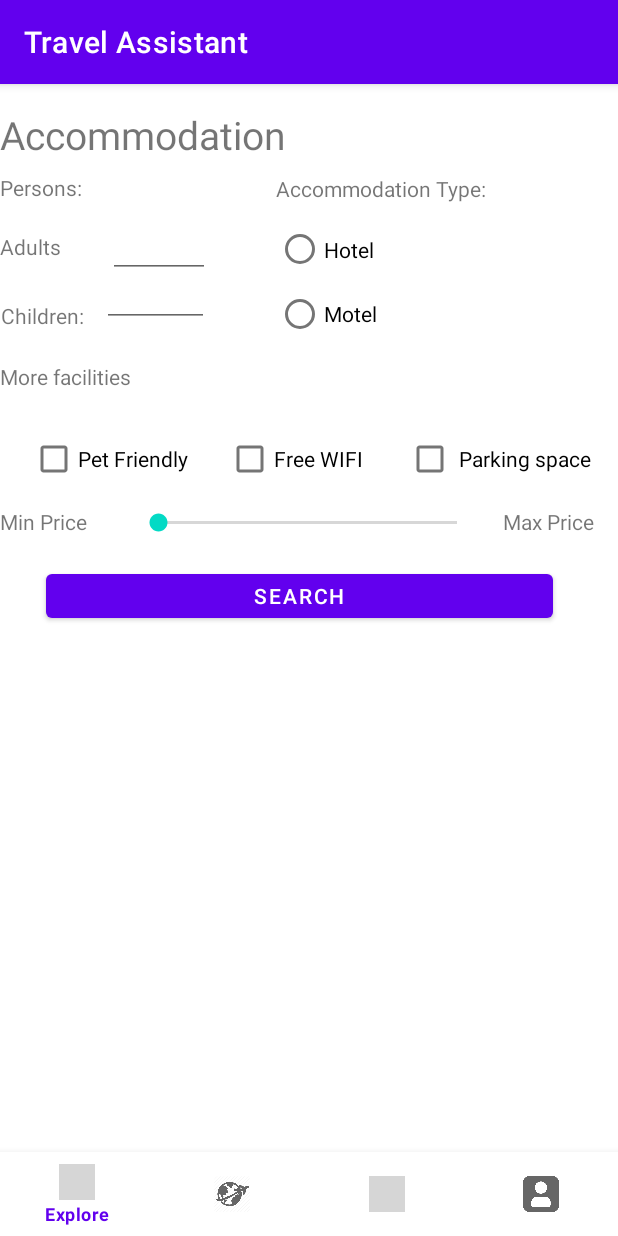
After one commit to iuliandreea/UID2021_TravelAssistant, an Android app: the AccommodationFragment screen opened through its navigation route, on a phone screen of 412 x 824 dp. The commit adds this screen. Run offline under Robolectric (Android 15) with nearby library versions, the phone set to English and light mode, and no system bars; our stand-ins replace navigation-ui; grey boxes are pictures that could not be loaded.

Commit message:
transform activity to fragment

```diff
--- a/app/build.gradle
+++ b/app/build.gradle
@@ -39,6 +39,7 @@ dependencies {
     implementation 'androidx.constraintlayout:constraintlayout:2.1.1'
     implementation 'androidx.navigation:navigation-fragment-ktx:2.3.5'
     implementation 'androidx.navigation:navigation-ui-ktx:2.3.5'
+    implementation 'androidx.legacy:legacy-support-v4:1.0.0'
     testImplementation 'junit:junit:4.+'
     androidTestImplementation 'androidx.test.ext:junit:1.1.3'
     androidTestImplementation 'androidx.test.espresso:espresso-core:3.4.0'
--- a/app/src/main/java/com/example/travelassistant/Accommodation.kt
+++ b/app/src/main/java/com/example/travelassistant/Accommodation.kt
@@ -1,10 +1,14 @@
 package com.example.travelassistant
+
+import androidx.annotation.DrawableRes
 
 data class Accommodation(
     var id: String,
     var name: String,
     var address: String,
-    var price: Int,
+    var price: String,
     var contact: String,
+    @DrawableRes
+    var image: Int,
 ) {
 }
--- /dev/null
+++ b/app/src/main/java/com/example/travelassistant/AccommodationFragment.kt
@@ -0,0 +1,129 @@
+package com.example.travelassistant
+
+import android.app.AlertDialog
+import android.content.DialogInterface
+import android.os.Bundle
+import android.view.LayoutInflater
+import android.view.View
+import android.view.ViewGroup
+import android.widget.Button
+import android.widget.EditText
+import androidx.fragment.app.Fragment
+import androidx.recyclerview.widget.LinearLayoutManager
+import androidx.recyclerview.widget.RecyclerView
+
+// TODO: Rename parameter arguments, choose names that match
+// the fragment initialization parameters, e.g. ARG_ITEM_NUMBER
+private const val ARG_PARAM1 = "param1"
+private const val ARG_PARAM2 = "param2"
+
+/**
+ * A simple [Fragment] subclass.
+ * Use the [AccommodationFragment.newInstance] factory method to
+ * create an instance of this fragment.
+ */
+class AccommodationFragment : Fragment() {
+
+    override fun onCreateView(
+        inflater: LayoutInflater, container: ViewGroup?,
+        savedInstanceState: Bundle?
+    ): View? {
+
+        val views = inflater.inflate(R.layout.fragment_accommodation, container, false)
+        val btSearch: Button = views.findViewById(R.id.button5)
+        val noAdults: EditText = views.findViewById(R.id.editTextNumber3)
+
+        val recyclerView: RecyclerView = views.findViewById(R.id.hotel_recycler)
+        recyclerView.visibility = View.INVISIBLE
+
+        val context = context
+        val recyclerAdapter: HotelRecyclerAdapter = HotelRecyclerAdapter(context)
+        recyclerView.adapter = recyclerAdapter
+        val listOfItems: List<Accommodation> =
+            listOf(
+                Accommodation(
+                    "1",
+                    "Hotel Harvey",
+                    "Hotel Harvey 7 Bis Rue du Debarcadère Paris 75017 France",
+                    "156",
+                    "+33 1 55 37 20 00",
+                    R.drawable.hotel1
+                ),
+                Accommodation(
+                    "2",
+                    "Hotel de Londres Eiffel",
+                    "1 rue Augereau, 75007 Paris France",
+                    "230",
+                    "+33 1 86 76 69 02",
+                    R.drawable.hotel2
+                ),
+                Accommodation(
+                    "3",
+                    "The Hoxton",
+                    "30-32 Rue du Sentier, 75002 Paris France",
+                    "320",
+                    "+33 1 86 76 69 02",
+                    R.drawable.hotel3
+                ),
+                Accommodation(
+                    "4",
+                    "Hotel Soft",
+                    "52 B rue des Vinaigriers, 75010 Paris France",
+                    "100",
+                    "+33 1 55 37 20 00",
+                    R.drawable.hotel4
+                )
+            )
+        recyclerAdapter.setHotelsListItems(listOfItems)
+        recyclerView.layoutManager = LinearLayoutManager(activity);
+        btSearch.setOnClickListener {
+            if (!noAdults.text.toString().equals("")) {
+                recyclerView.visibility = View.VISIBLE
+            } else {
+
+                displayErrorMessage("Set the number of persons!")
+            }
+        }
+        return views
+
+
+    }
+
+    fun displayErrorMessage(message: String) {
+        val dialogClickListener =
+            DialogInterface.OnClickListener { dialog, which ->
+                when (which) {
+                    DialogInterface.BUTTON_POSITIVE -> {
+                    }
+                    DialogInterface.BUTTON_NEGATIVE -> {
+
+                    }
+                }
+            }
+        println(message)
+        val builder: AlertDialog.Builder = AlertDialog.Builder(context)
+        builder.setMessage(message)
+            .setPositiveButton("OK", dialogClickListener)
+            .show()
+    }
+
+    companion object {
+        /**
+         * Use this factory method to create a new instance of
+         * this fragment using the provided parameters.
+         *
+         * @param param1 Parameter 1.
+         * @param param2 Parameter 2.
+         * @return A new instance of fragment AccommodationFragment.
+         */
+        // TODO: Rename and change types and number of parameters
+        @JvmStatic
+        fun newInstance(param1: String, param2: String) =
+            AccommodationFragment().apply {
+                arguments = Bundle().apply {
+                    putString(ARG_PARAM1, param1)
+                    putString(ARG_PARAM2, param2)
+                }
+            }
+    }
+}
--- /dev/null
+++ b/app/src/main/java/com/example/travelassistant/HotelRecyclerAdapter.kt
@@ -0,0 +1,46 @@
+package com.example.travelassistant
+
+import android.content.Context
+import android.view.LayoutInflater
+import android.view.View
+import android.view.ViewGroup
+import android.widget.ImageView
+import android.widget.TextView
+import androidx.recyclerview.widget.RecyclerView
+
+class HotelRecyclerAdapter(val context: Context?) : RecyclerView.Adapter<HotelRecyclerAdapter.MyViewHolder>() {
+    var hotelsList: List<Accommodation> = listOf()
+
+    class MyViewHolder(itemView: View?) : RecyclerView.ViewHolder(itemView!!) {
+        val id: TextView = itemView!!.findViewById(R.id.id)
+        val name: TextView = itemView!!.findViewById(R.id.name)
+        val address: TextView = itemView!!.findViewById(R.id.adress)
+        val price: TextView = itemView!!.findViewById(R.id.price)
+        val contact: TextView = itemView!!.findViewById(R.id.contact)
+        val image:ImageView = itemView!!.findViewById(R.id.imageView)
+    }
+
+    override fun onCreateViewHolder(parent: ViewGroup, viewType: Int): MyViewHolder {
+        val view =
+            LayoutInflater.from(parent.context).inflate(R.layout.accommodation_content, parent, false)
+        return MyViewHolder(view)
+    }
+
+    override fun onBindViewHolder(holder: MyViewHolder, position: Int) {
+        holder.id.text = hotelsList.get(position).id
+        holder.name.text = hotelsList.get(position).name
+        holder.address.text = hotelsList.get(position).address
+        holder.price.text = hotelsList.get(position).price + " EUR"
+        holder.contact.text = hotelsList.get(position).contact
+        holder.image.setImageResource(hotelsList.get(position).image)
+    }
+
+    override fun getItemCount(): Int {
+        return hotelsList.size
+    }
+
+    fun setHotelsListItems(list: List<Accommodation>) {
+        this.hotelsList = list;
+        notifyDataSetChanged()
+    }
+}
--- a/app/src/main/java/com/example/travelassistant/MainActivity.kt
+++ b/app/src/main/java/com/example/travelassistant/MainActivity.kt
@@ -1,10 +1,10 @@
 package com.example.travelassistant
 
 import android.content.Intent
-import androidx.appcompat.app.AppCompatActivity
 import android.os.Bundle
 import android.view.View
 import android.widget.Button
+import androidx.appcompat.app.AppCompatActivity
 
 class MainActivity : AppCompatActivity() {
     override fun onCreate(savedInstanceState: Bundle?) {
--- a/app/src/main/res/layout/activity_accommodation.xml
+++ b/app/src/main/res/layout/fragment_accommodation.xml
@@ -4,7 +4,7 @@
     xmlns:tools="http://schemas.android.com/tools"
     android:layout_width="match_parent"
     android:layout_height="match_parent"
-    tools:context=".AccommodationActivity">
+    tools:context=".AccommodationFragment">
 
     <TextView
         android:id="@+id/textView4"
@@ -29,18 +29,6 @@
         app:layout_constraintStart_toStartOf="parent"
         app:layout_constraintTop_toTopOf="@+id/textView4"
         app:layout_constraintVertical_bias="0.06" />
-
-    <CheckBox
-        android:id="@+id/checkBox"
-        android:layout_width="150dp"
-        android:layout_height="60dp"
-        android:text="Pet Friendly"
-        app:layout_constraintBottom_toBottomOf="parent"
-        app:layout_constraintEnd_toEndOf="parent"
-        app:layout_constraintHorizontal_bias="0.0"
-        app:layout_constraintStart_toStartOf="parent"
-        app:layout_constraintTop_toBottomOf="@+id/radioGroup"
-        app:layout_constraintVertical_bias="0.204" />
 
     <RadioGroup
         android:id="@+id/radioGroup"
@@ -68,27 +56,16 @@
     </RadioGroup>
 
     <CheckBox
-        android:id="@+id/checkBox3"
-        android:layout_width="230dp"
-        android:layout_height="60dp"
-        android:text="Facilities for disable guest"
-        app:layout_constraintBottom_toBottomOf="parent"
-        app:layout_constraintEnd_toEndOf="parent"
-        app:layout_constraintHorizontal_bias="0.828"
-        app:layout_constraintStart_toStartOf="parent"
-        app:layout_constraintTop_toTopOf="@+id/textView4"
-        app:layout_constraintVertical_bias="0.424" />
-
-    <CheckBox
         android:id="@+id/checkBox2"
         android:layout_width="120dp"
         android:layout_height="60dp"
-        android:layout_marginTop="40dp"
         android:text="Free WIFI"
+        app:layout_constraintBottom_toBottomOf="parent"
         app:layout_constraintEnd_toEndOf="parent"
-        app:layout_constraintHorizontal_bias="0.0"
+        app:layout_constraintHorizontal_bias="0.515"
         app:layout_constraintStart_toStartOf="parent"
-        app:layout_constraintTop_toBottomOf="@+id/radioGroup" />
+        app:layout_constraintTop_toTopOf="parent"
+        app:layout_constraintVertical_bias="0.311" />
 
     <TextView
         android:id="@+id/textView8"
@@ -169,10 +146,22 @@
         android:text=" Parking space"
         app:layout_constraintBottom_toBottomOf="parent"
         app:layout_constraintEnd_toEndOf="parent"
-        app:layout_constraintHorizontal_bias="0.427"
+        app:layout_constraintHorizontal_bias="0.96"
         app:layout_constraintStart_toStartOf="parent"
         app:layout_constraintTop_toTopOf="parent"
-        app:layout_constraintVertical_bias="0.348" />
+        app:layout_constraintVertical_bias="0.311" />
+
+    <CheckBox
+        android:id="@+id/checkBox1"
+        android:layout_width="130dp"
+        android:layout_height="60dp"
+        android:text="Pet Friendly"
+        app:layout_constraintBottom_toBottomOf="parent"
+        app:layout_constraintEnd_toEndOf="parent"
+        app:layout_constraintHorizontal_bias="0.071"
+        app:layout_constraintStart_toStartOf="parent"
+        app:layout_constraintTop_toTopOf="parent"
+        app:layout_constraintVertical_bias="0.311" />
 
     <SeekBar
         android:id="@+id/seekBar"
@@ -183,7 +172,7 @@
         app:layout_constraintHorizontal_bias="0.494"
         app:layout_constraintStart_toStartOf="parent"
         app:layout_constraintTop_toTopOf="parent"
-        app:layout_constraintVertical_bias="0.529" />
+        app:layout_constraintVertical_bias="0.375" />
 
     <TextView
         android:id="@+id/textView13"
@@ -192,10 +181,10 @@
         android:text="Min Price"
         app:layout_constraintBottom_toBottomOf="parent"
         app:layout_constraintEnd_toEndOf="parent"
-        app:layout_constraintHorizontal_bias="0.045"
+        app:layout_constraintHorizontal_bias="0.0"
         app:layout_constraintStart_toStartOf="parent"
         app:layout_constraintTop_toTopOf="parent"
-        app:layout_constraintVertical_bias="0.532" />
+        app:layout_constraintVertical_bias="0.377" />
 
     <TextView
         android:id="@+id/textView14"
@@ -204,21 +193,34 @@
         android:text="Max Price"
         app:layout_constraintBottom_toBottomOf="parent"
         app:layout_constraintEnd_toEndOf="parent"
-        app:layout_constraintHorizontal_bias="0.979"
+        app:layout_constraintHorizontal_bias="0.954"
         app:layout_constraintStart_toStartOf="parent"
         app:layout_constraintTop_toTopOf="parent"
-        app:layout_constraintVertical_bias="0.532" />
+        app:layout_constraintVertical_bias="0.377" />
 
     <Button
         android:id="@+id/button5"
-        android:layout_width="307dp"
-        android:layout_height="50dp"
+        android:layout_width="338dp"
+        android:layout_height="41dp"
         android:text="Search"
         app:layout_constraintBottom_toBottomOf="parent"
         app:layout_constraintEnd_toEndOf="parent"
-        app:layout_constraintHorizontal_bias="0.528"
+        app:layout_constraintHorizontal_bias="0.413"
         app:layout_constraintStart_toStartOf="parent"
         app:layout_constraintTop_toTopOf="parent"
-        app:layout_constraintVertical_bias="0.618" />
+        app:layout_constraintVertical_bias="0.441" />
+
+    <androidx.recyclerview.widget.RecyclerView
+        android:id="@+id/hotel_recycler"
+        android:layout_width="394dp"
+        android:layout_height="359dp"
+        android:layout_marginStart="16dp"
+        android:layout_marginEnd="32dp"
+        app:layout_constraintBottom_toBottomOf="parent"
+        app:layout_constraintEnd_toEndOf="parent"
+        app:layout_constraintHorizontal_bias="0.483"
+        app:layout_constraintStart_toStartOf="parent"
+        app:layout_constraintTop_toTopOf="parent"
+        app:layout_constraintVertical_bias="1.0" />
 
 </androidx.constraintlayout.widget.ConstraintLayout>
--- a/app/src/main/res/navigation/nav_graph.xml
+++ b/app/src/main/res/navigation/nav_graph.xml
@@ -25,6 +25,11 @@
         android:name="com.example.travelassistant.profileFragment"
         android:label="fragment_profile"
         tools:layout="@layout/fragment_profile" />
+    <fragment
+        android:id="@+id/accommodationFragment"
+        android:name="com.example.travelassistant.AccommodationFragment"
+        android:label="fragment_accommodation"
+        tools:layout="@layout/fragment_accommodation" />
 
 
 </navigation>
--- a/app/src/main/res/values/strings.xml
+++ b/app/src/main/res/values/strings.xml
@@ -1,3 +1,5 @@
 <resources>
     <string name="app_name">Travel Assistant</string>
+    <!-- TODO: Remove or change this placeholder text -->
+    <string name="hello_blank_fragment">Hello blank fragment</string>
 </resources>
```
Also changed, not shown: app/src/main/java/com/example/travelassistant/AccommodationActivity.kt (deleted, +0 -11 lines), app/src/main/java/com/example/travelassistant/ExploreFragment.kt (+78 -10 lines), app/src/main/res/layout/accommodation_content.xml (added, +81 -0 lines), app/src/main/res/drawable/hotel1.png (added), app/src/main/res/drawable/hotel2.png (added), app/src/main/res/drawable/hotel3.png (added), app/src/main/res/drawable/hotel4.png (added).
